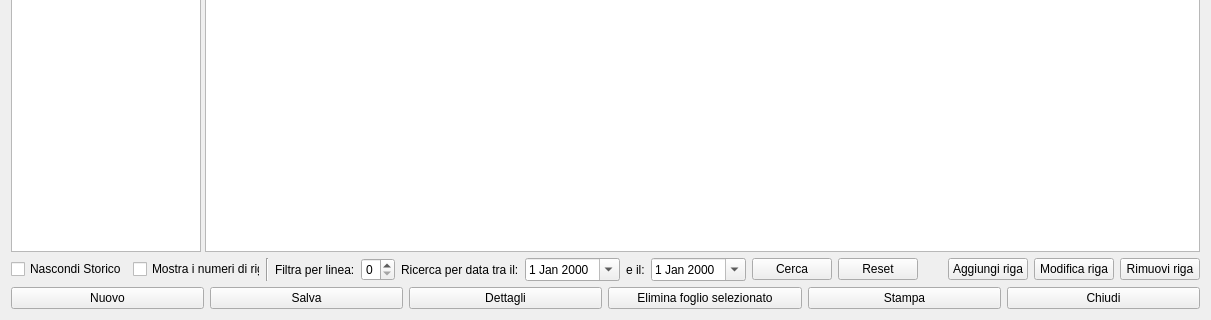
Above: hworkprogram.ui from fblabs/hamlet-mod-sancon before the change; both pictures show x 0 to 1211 and y 318 to 638 of the 1211 by 638 pixel window. Below: the same form after it.
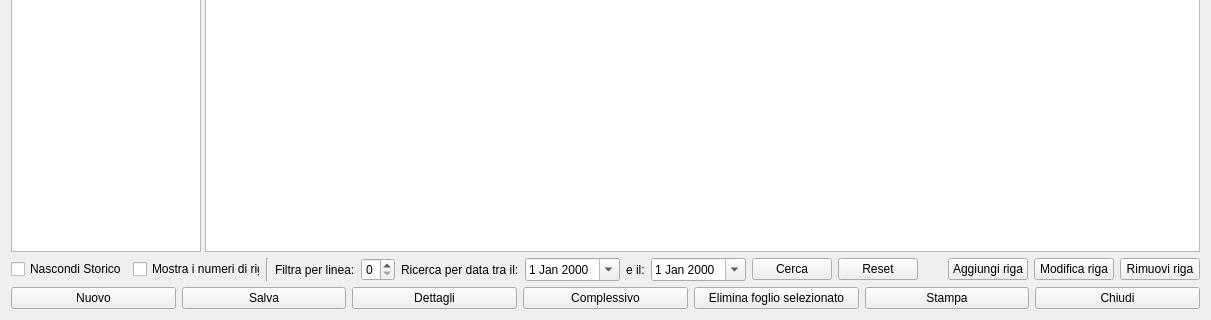
That is the form after the change. Icons and pictures are not drawn.

Patch:
```diff
--- a/hworkprogram.ui
+++ b/hworkprogram.ui
@@ -437,6 +437,23 @@
        </property>
       </widget>
      </item>
+     <item>
+      <widget class="QPushButton" name="pbAll">
+       <property name="text">
+        <string>Complessivo</string>
+       </property>
+       <property name="icon">
+        <iconset resource="icons.qrc">
+         <normaloff>:/Resources/modlots.png</normaloff>:/Resources/modlots.png</iconset>
+       </property>
+       <property name="iconSize">
+        <size>
+         <width>32</width>
+         <height>32</height>
+        </size>
+       </property>
+      </widget>
+     </item>
      <item>
       <widget class="QPushButton" name="pbDeleteSheet">
        <property name="text">
```
